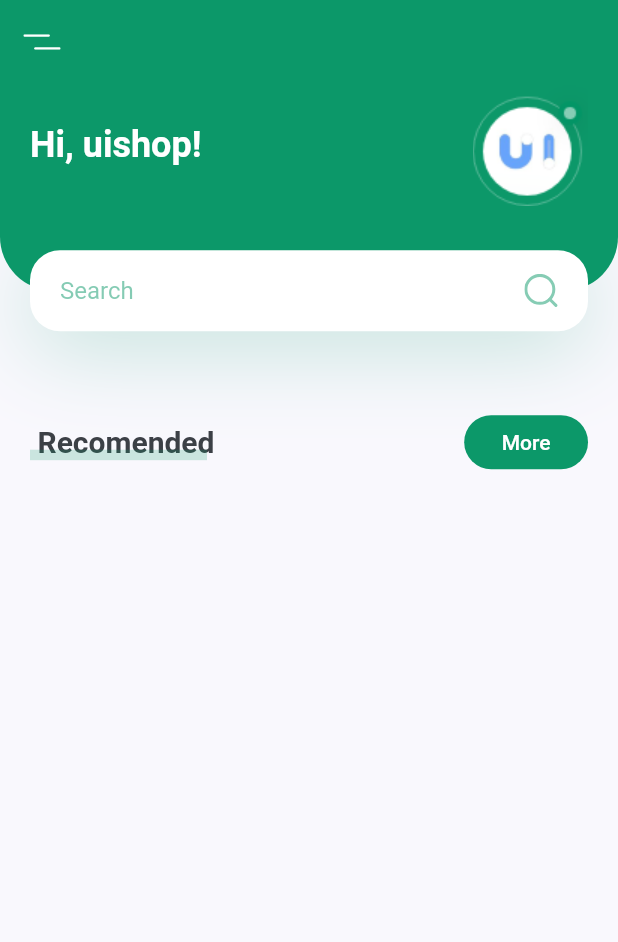
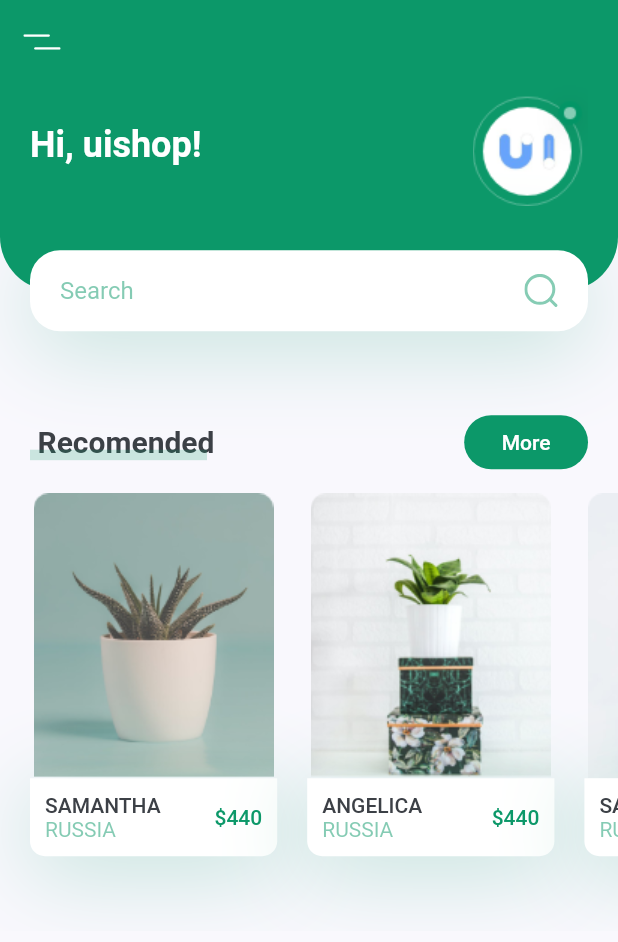
Before and after one commit to lauro-silva44/plant_app, a Flutter app: the screen it shows after launch, on a phone screen of 412 x 824 dp. Shown: the top 942 px of the screen. Run offline on Flutter 3.47's test engine with Material 2 defaults, Android fonts, the phone set to English and light mode, and no system bars; our stand-ins replace flutter_svg.

Commit message:
added the card plants component and the scrollview

```diff
--- a/lib/screens/components/body.dart
+++ b/lib/screens/components/body.dart
@@ -3,7 +3,8 @@ import 'dart:io';
 import 'package:flutter/cupertino.dart';
 import 'package:flutter/material.dart';
 import 'package:plant_app/constants.dart';
-import 'package:plant_app/screens/components/titleWithMoreBtn.dart';
+import 'package:plant_app/screens/components/recomended_plants.dart';
+import 'package:plant_app/screens/components/title_with_more_btn.dart';
 
 import 'header_with_searchbox.dart';
 
@@ -21,7 +22,8 @@ class Body extends StatelessWidget {
           TitleWithMoreBtn(
             title: 'Recomended',
             press: () {},
-          )
+          ),
+          RecomendedPlants()
         ],
       ),
     );
--- /dev/null
+++ b/lib/screens/components/recomended_plants.dart
@@ -0,0 +1,110 @@
+import 'package:flutter/cupertino.dart';
+import 'package:flutter/material.dart';
+
+import '../../constants.dart';
+
+class RecomendedPlants extends StatelessWidget {
+  const RecomendedPlants({
+    Key? key,
+  }) : super(key: key);
+
+  @override
+  Widget build(BuildContext context) {
+    return SingleChildScrollView(
+      scrollDirection: Axis.horizontal,
+      child: Row(
+        children: [
+          RecomendedPlantCard(
+            title: 'Samantha',
+            country: 'Russia',
+            price: 440,
+            press: () {},
+            image: 'assets/images/image_1.png',
+          ),
+          RecomendedPlantCard(
+            title: 'Angelica',
+            country: 'Russia',
+            price: 440,
+            press: () {},
+            image: 'assets/images/image_2.png',
+          ),
+          RecomendedPlantCard(
+            title: 'Samantha',
+            country: 'Russia',
+            price: 440,
+            press: () {},
+            image: 'assets/images/image_3.png',
+          ),
+        ],
+      ),
+    );
+  }
+}
+
+class RecomendedPlantCard extends StatelessWidget {
+  const RecomendedPlantCard({
+    Key? key,
+    required this.title,
+    required this.image,
+    required this.country,
+    required this.price,
+    this.press,
+  }) : super(key: key);
+  final String title, image, country;
+  final int price;
+  final void Function()? press;
+
+  @override
+  Widget build(BuildContext context) {
+    Size size = MediaQuery.of(context).size;
+    return Container(
+      margin: const EdgeInsets.only(
+          left: kDefaultPadding,
+          top: kDefaultPadding / 2,
+          bottom: kDefaultPadding * 2.5),
+      width: size.width * 0.4,
+      child: Column(
+        children: [
+          Image.asset(image),
+          GestureDetector(
+            onTap: press,
+            child: Container(
+              padding: const EdgeInsets.all(kDefaultPadding / 2),
+              decoration: BoxDecoration(
+                  color: Colors.white,
+                  boxShadow: [
+                    BoxShadow(
+                        offset: const Offset(0, 10),
+                        blurRadius: 50,
+                        color: kPrimaryColor.withOpacity(0.23)),
+                  ],
+                  borderRadius: const BorderRadius.only(
+                      bottomLeft: Radius.circular(10),
+                      bottomRight: Radius.circular(10))),
+              child: Row(
+                children: [
+                  RichText(
+                      text: TextSpan(children: [
+                    TextSpan(
+                      text: ('$title\n').toUpperCase(),
+                      style: Theme.of(context).textTheme.button,
+                    ),
+                    TextSpan(
+                        text: country.toUpperCase(),
+                        style: TextStyle(color: kPrimaryColor.withOpacity(0.5)))
+                  ])),
+                  const Spacer(),
+                  Text('\$$price',
+                      style: Theme.of(context)
+                          .textTheme
+                          .button
+                          ?.copyWith(color: kPrimaryColor))
+                ],
+              ),
+            ),
+          )
+        ],
+      ),
+    );
+  }
+}
```
Also changed, not shown: lib/screens/components/title_with_more_btn.dart (renamed from lib/screens/components/titleWithMoreBtn.dart).
